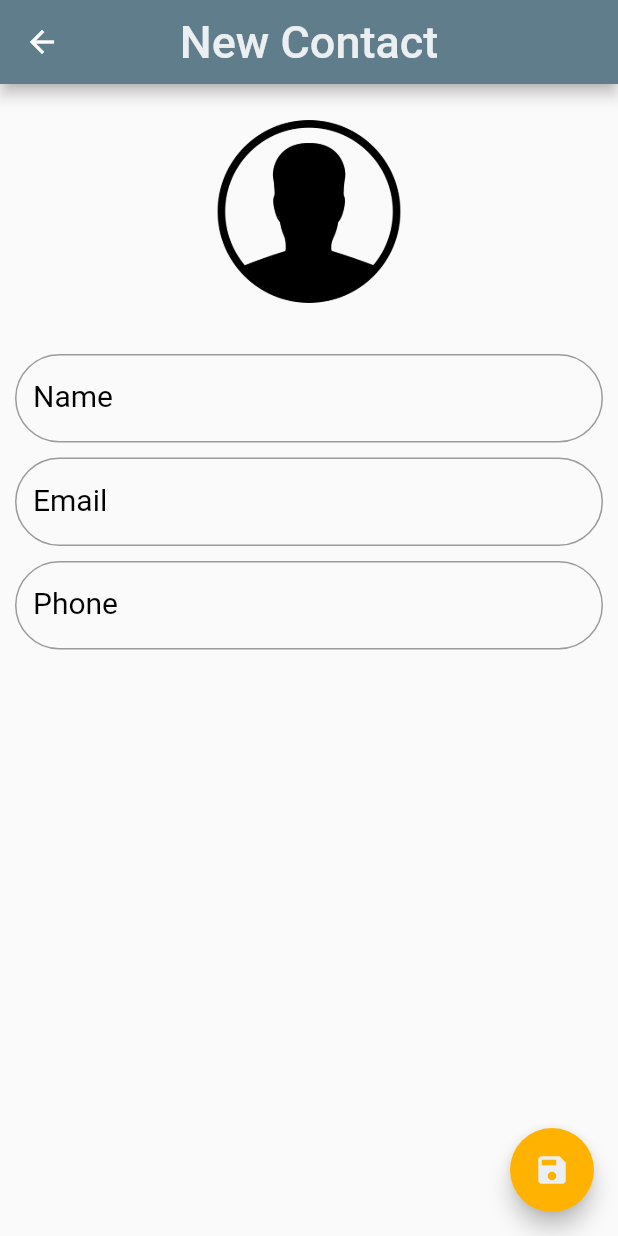
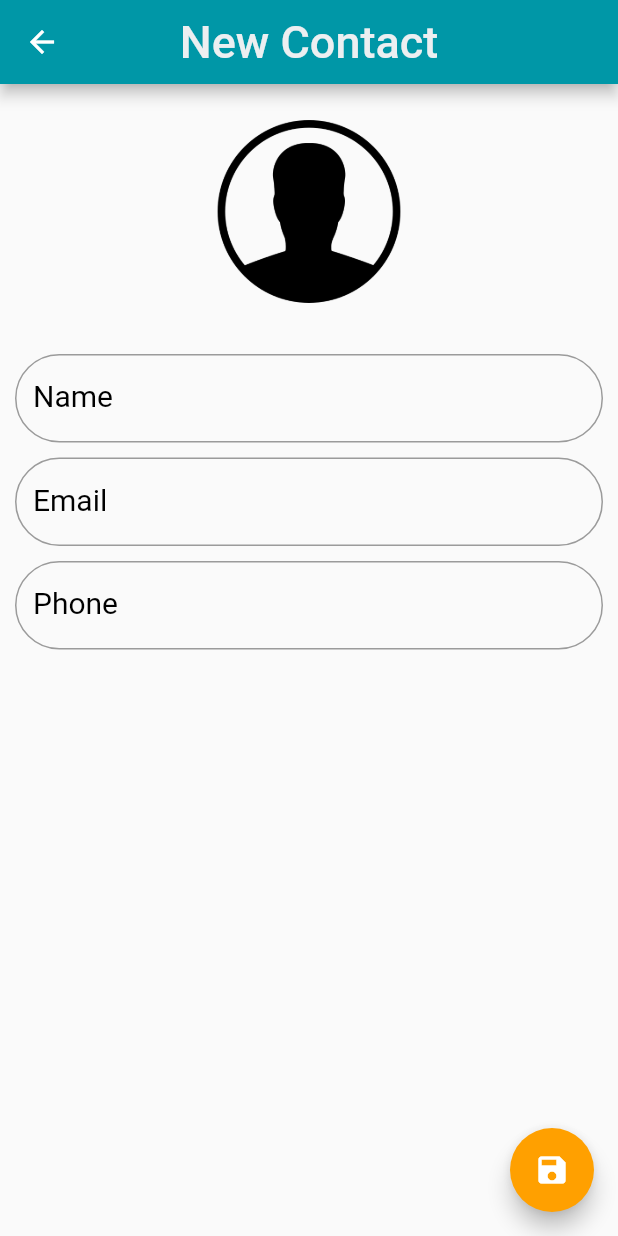
Before and after one commit to jrguedes/contact_list_with_sqflite, a Flutter app: the ContactPage screen opened directly, on a phone screen of 412 x 824 dp. Run offline on Flutter 3.47's test engine with Material 2 defaults, Android fonts, the phone set to English and light mode, and no system bars; our stand-ins replace image_picker, sqflite; accounts and stored records are empty.

Commit message:
I've created a contact card to separate the widget and I changed the app colors.

```diff
--- a/lib/ui/contact_page.dart
+++ b/lib/ui/contact_page.dart
@@ -51,7 +51,7 @@ class _ContactPageState extends State<ContactPage> {
             style: TextStyle(fontSize: 30, color: Colors.blueGrey[50]),
           ),
           centerTitle: true,
-          backgroundColor: Colors.blueGrey,
+          backgroundColor: Colors.cyan[700],
         ),
         floatingActionButton: FloatingActionButton(
           onPressed: () {
@@ -61,11 +61,8 @@ class _ContactPageState extends State<ContactPage> {
               FocusScope.of(context).requestFocus(_nameFocus);
             }
           },
-          child: Icon(
-            Icons.save,
-            color: Colors.blueGrey[50],
-          ),
-          backgroundColor: Colors.amber[600],
+          child: Icon(Icons.save),
+          backgroundColor: Colors.amber[700],
         ),
         body: Padding(
           padding: EdgeInsets.all(10),
--- a/pubspec.yaml
+++ b/pubspec.yaml
@@ -24,8 +24,8 @@ dependencies:
   # Use with the CupertinoIcons class for iOS style icons.
   cupertino_icons: ^0.1.2
   sqflite: any
-  url_launcher: ^5.0.3
-  image_picker: ^0.6.0+9
+  url_launcher: ^5.7.10
+  image_picker: ^0.6.7+21
 
 dev_dependencies:
   flutter_test:
```
Also changed, not shown: lib/ui/home_page.dart (+12 -54 lines), lib/widgets/contact_card.dart (added, +64 -0 lines), pubspec.lock, 3 other files.
